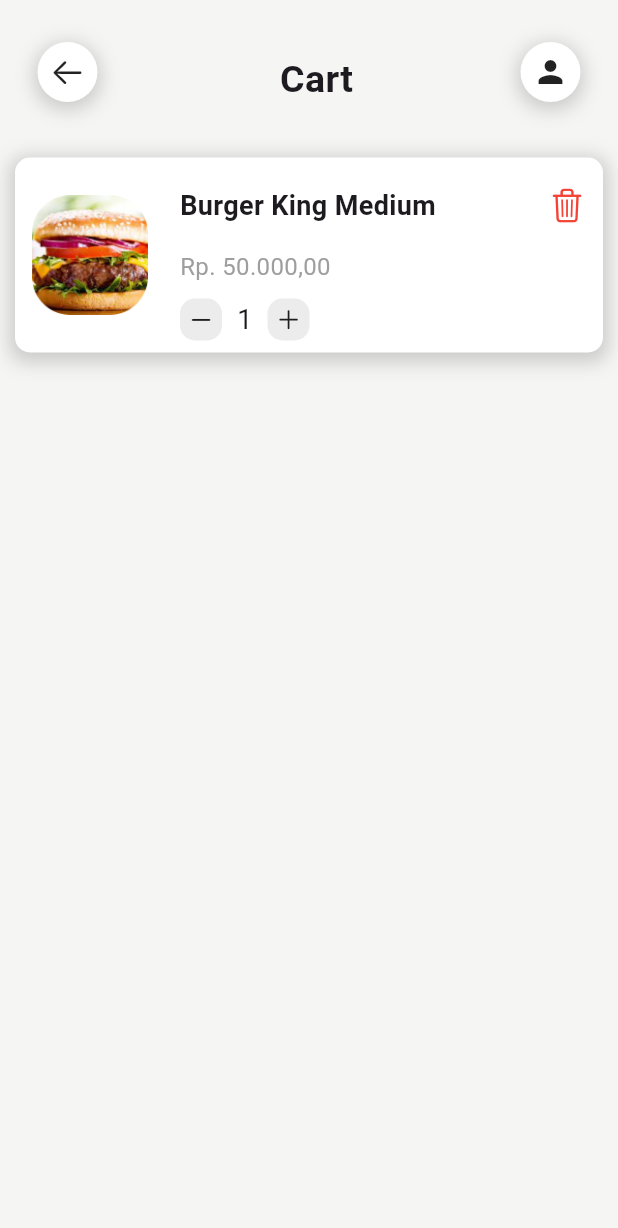
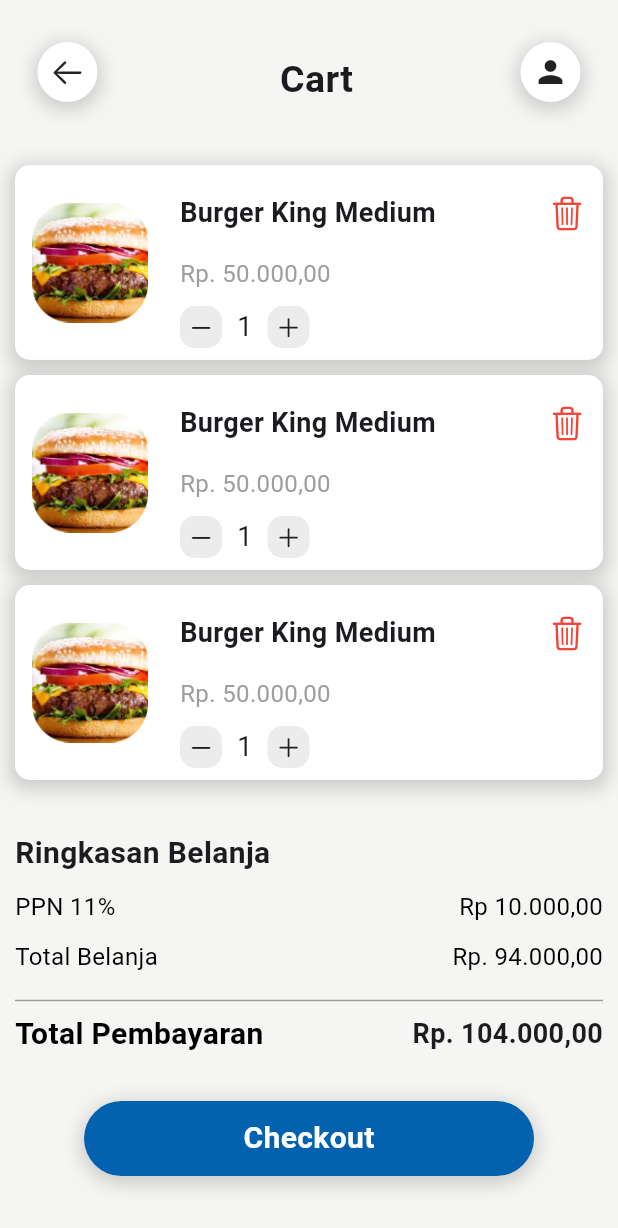
Before and after one commit to Ran2410/Flutter-Slicing, a Flutter app: the screen it shows after launch, item 2 of the bottom bar chosen, on a phone screen of 412 x 824 dp. Shown: the top 1228 px of the screen. Run offline on Flutter 3.47's test engine with Material 3 defaults, Android fonts, the phone set to English and light mode, and no system bars; our stand-ins replace google_fonts.

Commit message:
CartPage Done

```diff
--- a/lib/Pages/CartPage.dart
+++ b/lib/Pages/CartPage.dart
@@ -1,9 +1,10 @@
 import 'package:flutter/cupertino.dart';
 import 'package:flutter/material.dart';
 import 'package:food_app/Widgets/AllBarWidget.dart';
+import 'package:food_app/Widgets/CategoriesCartWidget.dart';
 
-class Cartpage extends StatelessWidget {
-  Cartpage({super.key});
+class CartPage extends StatelessWidget {
+  CartPage({super.key});
 
   @override
   Widget build(BuildContext context) {
@@ -16,117 +17,116 @@
               child: Column(
                 children: [
                   Allbarwidget(),
-                  Padding(
-                    padding: const EdgeInsets.symmetric(vertical: 9),
+                  CategoriesCartWidget(),
+                  const SizedBox(height: 20),
+                  const Row(
+                    mainAxisAlignment: MainAxisAlignment.start,
+                    children: [
+                      Text(
+                        "Ringkasan Belanja",
+                        style: TextStyle(
+                          fontSize: 20,
+                          fontWeight: FontWeight.bold,
+                        ),
+                      ),
+                    ],
+                  ),
+                  const SizedBox(height: 10),
+                  const Row(
+                    mainAxisAlignment: MainAxisAlignment.spaceBetween,
+                    children: [
+                      Text(
+                        "PPN 11%",
+                        style: TextStyle(
+                          fontSize: 16,
+                          color: Colors.black,
+                        ),
+                      ),
+                      Text(
+                        "Rp 10.000,00",
+                        style: TextStyle(
+                          fontSize: 16,
+                          color: Colors.black,
+                        ),
+                      ),
+                    ],
+                  ),
+                  const SizedBox(height: 10),
+                  const Row(
+                    mainAxisAlignment: MainAxisAlignment.spaceBetween,
+                    children: [
+                      Text(
+                        "Total Belanja",
+                        style: TextStyle(
+                          fontSize: 16,
+                          color: Colors.black,
+                        ),
+                      ),
+                      Text(
+                        "Rp. 94.000,00",
+                        style: TextStyle(
+                          fontSize: 16,
+                          color: Colors.black,
+                        ),
+                      ),
+                    ],
+                  ),
+                  const SizedBox(height: 10),
+                  const Divider(color: Colors.grey),
+                  const Row(
+                    mainAxisAlignment: MainAxisAlignment.spaceBetween,
+                    children: [
+                      Text(
+                        "Total Pembayaran",
+                        style: TextStyle(
+                          fontSize: 20,
+                          fontWeight: FontWeight.bold,
+                          color: Colors.black,
+                        ),
+                      ),
+                      Text(
+                        "Rp. 104.000,00",
+                        style: TextStyle(
+                          fontSize: 18,
+                          fontWeight: FontWeight.bold,
+                        ),
+                      ),
+                    ],
+                  ),
+                  const SizedBox(height: 30),
+                  InkWell(
+                    onTap: () {},
                     child: Container(
-                      width: double.infinity,
-                      height: 130,
+                      padding: const EdgeInsets.all(8),
+                      width: 300,
+                      height: 50,
                       decoration: BoxDecoration(
-                        color: Colors.white,
-                        borderRadius: BorderRadius.circular(10),
+                        color: const Color.fromARGB(255, 2, 98, 176),
+                        borderRadius: BorderRadius.circular(30),
                         boxShadow: [
                           BoxShadow(
                             color: Colors.grey.withOpacity(0.5),
-                            spreadRadius: 3,
+                            spreadRadius: 2,
                             blurRadius: 10,
                             offset: const Offset(0, 3),
                           ),
                         ],
                       ),
-                      child: Row(
-                        children: [
-                          Container(
-                            alignment: Alignment.center,
-                            child: Image.asset(
-                              "images/burger.png",
-                              height: 80,
-                              width: 100,
-                            ),
+                      child: const Center(
+                        child: Text(
+                          "Checkout",
+                          style: TextStyle(
+                            fontSize: 20,
+                            color: Colors.white,
+                            fontWeight: FontWeight.bold
                           ),
-                          const SizedBox(width: 10),
-                          Expanded(
-                            child: Column(
-                              crossAxisAlignment: CrossAxisAlignment.start,
-                              mainAxisAlignment: MainAxisAlignment.center,
-                              children: [
-                                Row(
-                                  mainAxisAlignment:
-                                      MainAxisAlignment.spaceBetween,
-                                  children: [
-                                    const Text(
-                                      "Burger King Medium",
-                                      style: TextStyle(
-                                        fontSize: 18,
-                                        fontWeight: FontWeight.bold,
-                                      ),
-                                    ),
-                                    IconButton(
-                                      icon: const Icon(CupertinoIcons.trash,
-                                      color: Colors.red,),
-                                      onPressed: () {
-                                      },
-                                    ),
-                                  ],
-                                ),
-                                const SizedBox(height: 5),
-                                const Text(
-                                  "Rp. 50.000,00",
-                                  style: TextStyle(
-                                    fontSize: 16,
-                                    color: Colors.grey,
-                                  ),
-                                ),
-                                const SizedBox(height: 10),
-                                Row(
-                                  children: [
-                                    Container(
-                                      decoration: BoxDecoration(
-                                        color: Colors.grey.withOpacity(0.2),
-                                        borderRadius: BorderRadius.circular(10),
-                                      ),
-                                      child: const Padding(
-                                        padding: EdgeInsets.all(5),
-                                        child: Icon(
-                                          CupertinoIcons.minus,
-                                          size: 18,
-                                        ),
-                                      ),
-                                    ),
-                                    const Padding(
-                                      padding:
-                                          EdgeInsets.symmetric(horizontal: 10),
-                                      child: Text(
-                                        "1", // Menampilkan angka 1
-                                        style: TextStyle(fontSize: 18),
-                                      ),
-                                    ),
-                                    Container(
-                                      decoration: BoxDecoration(
-                                        color: Colors.grey.withOpacity(0.2),
-                                        borderRadius: BorderRadius.circular(10),
-                                      ),
-                                      child: const Padding(
-                                        padding: EdgeInsets.all(5),
-                                        child: Icon(
-                                          CupertinoIcons.plus,
-                                          size: 18,
-                                        ),
-                                      ),
-                                    ),
-                                  ],
-                                ),
-                              ],
-                            ),
-                          ),
-                        ],
+                        ),
                       ),
                     ),
                   ),
                 ],
-
               ),
             ),
-
           ),
         ],
       ),
--- a/lib/Pages/HomePage.dart
+++ b/lib/Pages/HomePage.dart
@@ -23,6 +23,7 @@
       });
     }
   }
+
 
   @override
   Widget build(BuildContext context) {
--- a/lib/Widgets/AllBarWidget.dart
+++ b/lib/Widgets/AllBarWidget.dart
@@ -5,15 +5,14 @@
   @override
   Widget build(BuildContext context) {
     return Padding(
-      padding: const EdgeInsets.symmetric(
-        vertical: 15,
-        horizontal: 15
-        ),
+      padding: const EdgeInsets.symmetric(vertical: 15, horizontal: 15),
       child: Row(
         mainAxisAlignment: MainAxisAlignment.spaceBetween,
         children: [
           InkWell(
-              onTap: (){},
+            onTap: () {
+              Navigator.pushNamed(context, "/HomePage");
+            },
             child: Container(
               padding: const EdgeInsets.all(8),
               decoration: BoxDecoration(
@@ -24,18 +23,22 @@
                     color: Colors.grey.withOpacity(0.5),
                     spreadRadius: 2,
                     blurRadius: 10,
-                      offset: const Offset(0,3),
+                    offset: const Offset(0, 3),
                   )
-                  ]
+                ],
               ),
               child: const Icon(CupertinoIcons.arrow_left),
-              )
             ),
-              const Padding(padding: EdgeInsets.only(top: 20, bottom: 10, left: 10),
-              child: Text("Cart", style: TextStyle(fontSize: 25, fontWeight: FontWeight.bold)),
+          ),
+          const Padding(
+            padding: EdgeInsets.only(top: 20, bottom: 10, left: 10),
+            child: Text(
+              "Cart",
+              style: TextStyle(fontSize: 25, fontWeight: FontWeight.bold),
+            ),
           ),
           InkWell(
-              onTap: (){},
+            onTap: () {},
             child: Container(
               padding: const EdgeInsets.all(8),
               decoration: BoxDecoration(
@@ -46,14 +49,15 @@
                     color: Colors.grey.withOpacity(0.5),
                     spreadRadius: 2,
                     blurRadius: 10,
-                      offset: const Offset(0,3),
+                    offset: const Offset(0, 3),
                   )
-                  ]
+                ],
               ),
               child: const Icon(Icons.person),
-              )
-            )
-          ]),
+            ),
+          ),
+        ],
+      ),
     );
   }
 }
--- /dev/null
+++ b/lib/Widgets/CategoriesCartWidget.dart
@@ -0,0 +1,326 @@
+import 'package:flutter/material.dart';
+import 'package:flutter/cupertino.dart';
+
+class CategoriesCartWidget extends StatelessWidget {
+  @override
+  Widget build(BuildContext context) {
+    return Padding(
+      padding: const EdgeInsets.symmetric(vertical: 9),
+      child: Column(
+        children: [
+          // Kotak Pertama
+          Container(
+            margin: const EdgeInsets.symmetric(vertical: 5),
+            height: 130,
+            decoration: BoxDecoration(
+              color: Colors.white,
+              borderRadius: BorderRadius.circular(10),
+              boxShadow: [
+                BoxShadow(
+                  color: Colors.grey.withOpacity(0.5),
+                  spreadRadius: 3,
+                  blurRadius: 10,
+                  offset: const Offset(0, 3),
+                ),
+              ],
+            ),
+            child: Row(
+              children: [
+                Container(
+                  alignment: Alignment.center,
+                  child: Image.asset(
+                    "images/burger.png",
+                    height: 80,
+                    width: 100,
+                  ),
+                ),
+                const SizedBox(width: 10),
+                Expanded(
+                  child: Column(
+                    crossAxisAlignment: CrossAxisAlignment.start,
+                    mainAxisAlignment: MainAxisAlignment.center,
+                    children: [
+                      Row(
+                        mainAxisAlignment: MainAxisAlignment.spaceBetween,
+                        children: [
+                          const Text(
+                            "Burger King Medium",
+                            style: TextStyle(
+                              fontSize: 18,
+                              fontWeight: FontWeight.bold,
+                            ),
+                          ),
+                          IconButton(
+                            icon: const Icon(
+                              CupertinoIcons.trash,
+                              color: Colors.red,
+                            ),
+                            onPressed: () {},
+                          ),
+                        ],
+                      ),
+                      const SizedBox(height: 5),
+                      const Text(
+                        "Rp. 50.000,00",
+                        style: TextStyle(
+                          fontSize: 16,
+                          color: Colors.grey,
+                        ),
+                      ),
+                      const SizedBox(height: 10),
+                      Row(
+                        children: [
+                          Container(
+                            decoration: BoxDecoration(
+                              color: Colors.grey.withOpacity(0.2),
+                              borderRadius: BorderRadius.circular(10),
+                            ),
+                            child: const Padding(
+                              padding: EdgeInsets.all(5),
+                              child: Icon(
+                                CupertinoIcons.minus,
+                                size: 18,
+                              ),
+                            ),
+                          ),
+                          const Padding(
+                            padding: EdgeInsets.symmetric(horizontal: 10),
+                            child: Text(
+                              "1", // Menampilkan angka 1
+                              style: TextStyle(fontSize: 18),
+                            ),
+                          ),
+                          Container(
+                            decoration: BoxDecoration(
+                              color: Colors.grey.withOpacity(0.2),
+                              borderRadius: BorderRadius.circular(10),
+                            ),
+                            child: const Padding(
+                              padding: EdgeInsets.all(5),
+                              child: Icon(
+                                CupertinoIcons.plus,
+                                size: 18,
+                              ),
+                            ),
+                          ),
+                        ],
+                      ),
+                    ],
+                  ),
+                ),
+              ],
+            ),
+          ),
+
+          // Kotak Kedua (Salinan dari yang pertama)
+          Container(
+            margin: const EdgeInsets.symmetric(vertical: 5),
+            height: 130,
+            decoration: BoxDecoration(
+              color: Colors.white,
+              borderRadius: BorderRadius.circular(10),
+              boxShadow: [
+                BoxShadow(
+                  color: Colors.grey.withOpacity(0.5),
+                  spreadRadius: 3,
+                  blurRadius: 10,
+                  offset: const Offset(0, 3),
+                ),
+              ],
+            ),
+            child: Row(
+              children: [
+                Container(
+                  alignment: Alignment.center,
+                  child: Image.asset(
+                    "images/burger.png",
+                    height: 80,
+                    width: 100,
+                  ),
+                ),
+                const SizedBox(width: 10),
+                Expanded(
+                  child: Column(
+                    crossAxisAlignment: CrossAxisAlignment.start,
+                    mainAxisAlignment: MainAxisAlignment.center,
+                    children: [
+                      Row(
+                        mainAxisAlignment: MainAxisAlignment.spaceBetween,
+                        children: [
+                          const Text(
+                            "Burger King Medium",
+                            style: TextStyle(
+                              fontSize: 18,
+                              fontWeight: FontWeight.bold,
+                            ),
+                          ),
+                          IconButton(
+                            icon: const Icon(
+                              CupertinoIcons.trash,
+                              color: Colors.red,
+                            ),
+                            onPressed: () {},
+                          ),
+                        ],
+                      ),
+                      const SizedBox(height: 5),
+                      const Text(
+                        "Rp. 50.000,00",
+                        style: TextStyle(
+                          fontSize: 16,
+                          color: Colors.grey,
+                        ),
+                      ),
+                      const SizedBox(height: 10),
+                      Row(
+                        children: [
+                          Container(
+                            decoration: BoxDecoration(
+                              color: Colors.grey.withOpacity(0.2),
+                              borderRadius: BorderRadius.circular(10),
+                            ),
+                            child: const Padding(
+                              padding: EdgeInsets.all(5),
+                              child: Icon(
+                                CupertinoIcons.minus,
+                                size: 18,
+                              ),
+                            ),
+                          ),
+                          const Padding(
+                            padding: EdgeInsets.symmetric(horizontal: 10),
+                            child: Text(
+                              "1",
+                              style: TextStyle(fontSize: 18),
+                            ),
+                          ),
+                          Container(
+                            decoration: BoxDecoration(
+                              color: Colors.grey.withOpacity(0.2),
+                              borderRadius: BorderRadius.circular(10),
+                            ),
+                            child: const Padding(
+                              padding: EdgeInsets.all(5),
+                              child: Icon(
+                                CupertinoIcons.plus,
+                                size: 18,
+                              ),
+                            ),
+                          ),
+                        ],
+                      ),
+                    ],
+                  ),
+                ),
+              ],
+            ),
+          ),
+
+          // Kotak Ketiga (Salinan dari yang pertama)
+          Container(
+            margin: const EdgeInsets.symmetric(vertical: 5),
+            height: 130,
+            decoration: BoxDecoration(
+              color: Colors.white,
+              borderRadius: BorderRadius.circular(10),
+              boxShadow: [
+                BoxShadow(
+                  color: Colors.grey.withOpacity(0.5),
+                  spreadRadius: 3,
+                  blurRadius: 10,
+                  offset: const Offset(0, 3),
+                ),
+              ],
+            ),
+            child: Row(
+              children: [
+                Container(
+                  alignment: Alignment.center,
+                  child: Image.asset(
+                    "images/burger.png",
+                    height: 80,
+                    width: 100,
+                  ),
+                ),
+                const SizedBox(width: 10),
+                Expanded(
+                  child: Column(
+                    crossAxisAlignment: CrossAxisAlignment.start,
+                    mainAxisAlignment: MainAxisAlignment.center,
+                    children: [
+                      Row(
+                        mainAxisAlignment: MainAxisAlignment.spaceBetween,
+                        children: [
+                          const Text(
+                            "Burger King Medium",
+                            style: TextStyle(
+                              fontSize: 18,
+                              fontWeight: FontWeight.bold,
+                            ),
+                          ),
+                          IconButton(
+                            icon: const Icon(
+                              CupertinoIcons.trash,
+                              color: Colors.red,
+                            ),
+                            onPressed: () {},
+                          ),
+                        ],
+                      ),
+                      const SizedBox(height: 5),
+                      const Text(
+                        "Rp. 50.000,00",
+                        style: TextStyle(
+                          fontSize: 16,
+                          color: Colors.grey,
+                        ),
+                      ),
+                      const SizedBox(height: 10),
+                      Row(
+                        children: [
+                          Container(
+                            decoration: BoxDecoration(
+                              color: Colors.grey.withOpacity(0.2),
+                              borderRadius: BorderRadius.circular(10),
+                            ),
+                            child: const Padding(
+                              padding: EdgeInsets.all(5),
+                              child: Icon(
+                                CupertinoIcons.minus,
+                                size: 18,
+                              ),
+                            ),
+                          ),
+                          const Padding(
+                            padding: EdgeInsets.symmetric(horizontal: 10),
+                            child: Text(
+                              "1",
+                              style: TextStyle(fontSize: 18),
+                            ),
+                          ),
+                          Container(
+                            decoration: BoxDecoration(
+                              color: Colors.grey.withOpacity(0.2),
+                              borderRadius: BorderRadius.circular(10),
+                            ),
+                            child: const Padding(
+                              padding: EdgeInsets.all(5),
+                              child: Icon(
+                                CupertinoIcons.plus,
+                                size: 18,
+                              ),
+                            ),
+                          ),
+                        ],
+                      ),
+                    ],
+                  ),
+                ),
+              ],
+            ),
+          ),
+        ],
+      ),
+    );
+  }
+}
--- a/lib/main.dart
+++ b/lib/main.dart
@@ -17,7 +17,8 @@
       theme: ThemeData(scaffoldBackgroundColor: const Color(0xffff5f5f3)),
       routes: {
         "/": (context) => const Homepage(),
-        "/CartPage": (context) => Cartpage()
+        "/CartPage": (context) => CartPage(),
+        "/HomePage": (context) => Homepage(),
       },
     );
   }
```
Lines whose indentation alone changed are shown as unchanged.
